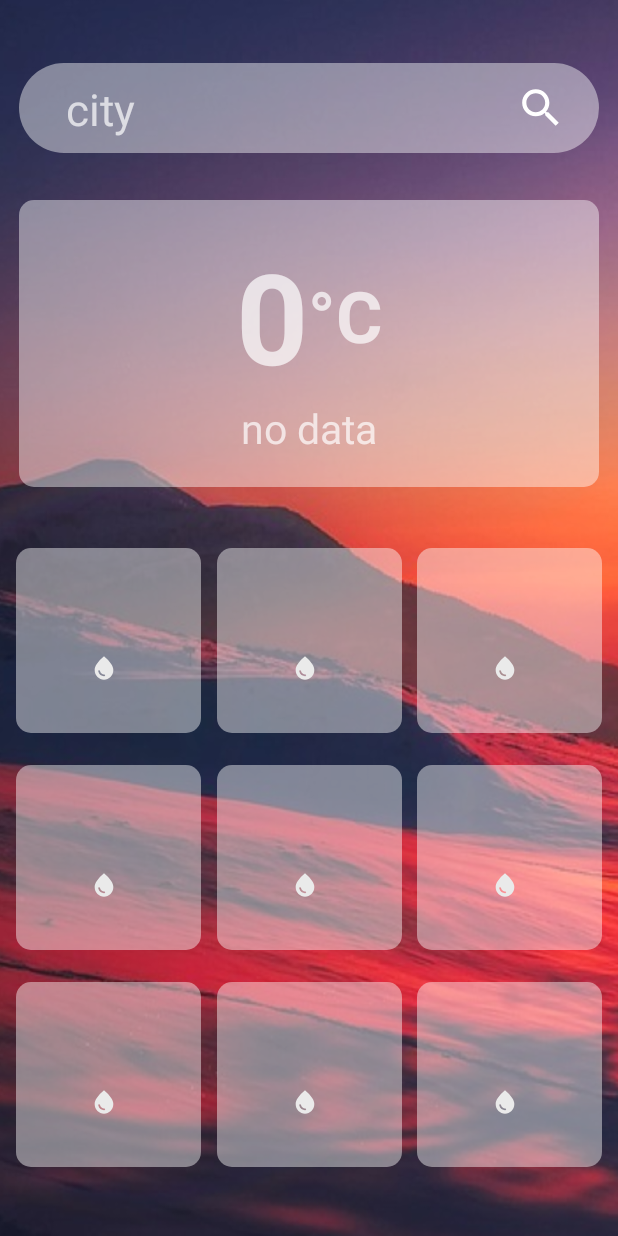
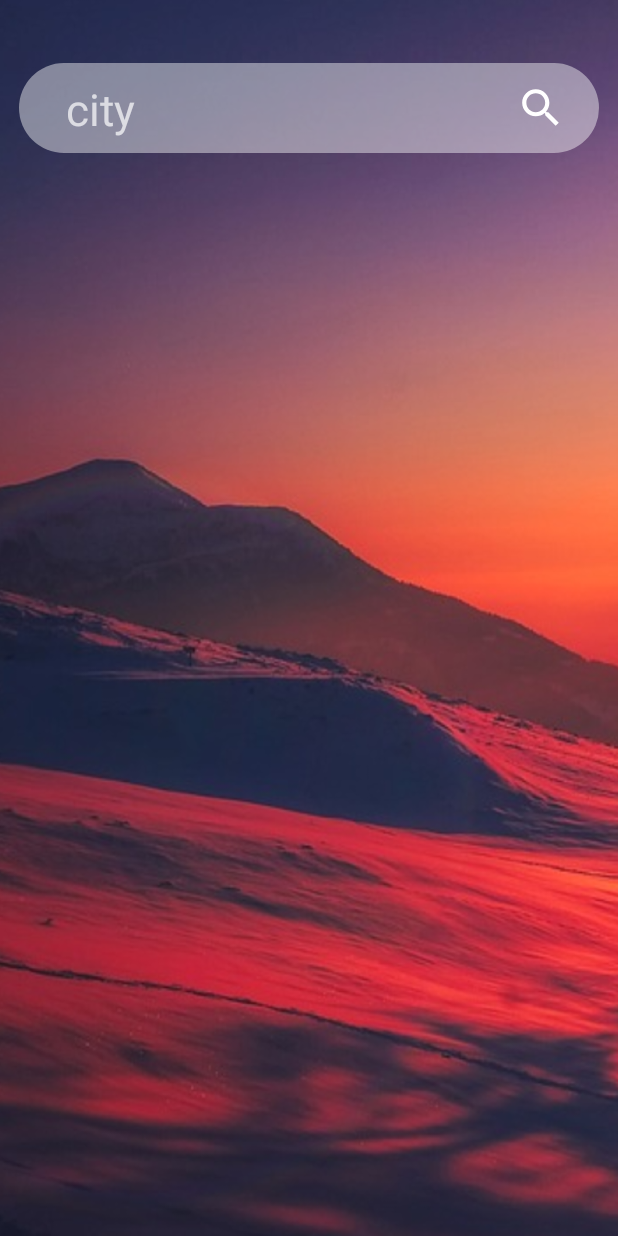
Before and after one commit to natalia-mus/SimpleWeatherApp, an Android app: the screen it shows after launch (MainActivity), on a phone screen of 412 x 824 dp. Run offline under Robolectric (Android 15) with nearby library versions, the phone set to English and light mode, and no system bars.

Commit message:
Tiles visible only when forecast data is available

```diff
--- a/app/src/main/java/com/example/simpleweatherapp/view/MainActivity.kt
+++ b/app/src/main/java/com/example/simpleweatherapp/view/MainActivity.kt
@@ -4,7 +4,6 @@ import android.os.Bundle
 import android.view.View
 import androidx.appcompat.app.AppCompatActivity
 import androidx.lifecycle.ViewModelProvider
-import com.bumptech.glide.Glide
 import com.example.simpleweatherapp.R
 import com.example.simpleweatherapp.model.Forecast
 import com.example.simpleweatherapp.viewmodel.MainActivityViewModel
@@ -26,6 +25,7 @@ class MainActivity : AppCompatActivity() {
 
         setListeners()
         setObservers()
+        updateView(false)
     }
 
     private fun getTimeZone(timeZoneMilliseconds: Long): String {
@@ -121,10 +121,26 @@ class MainActivity : AppCompatActivity() {
 
     private fun updateErrorInfo(status: Boolean) {
         if (status) {
+            updateView(true)
             error_label.visibility = View.GONE
+
         } else {
+            updateView(false)
             error_label.visibility = View.VISIBLE
         }
     }
 
+    private fun updateView(visible: Boolean) {
+        main_tile.visibility = if (visible) View.VISIBLE else View.GONE
+        humidity_tile.visibility = if (visible) View.VISIBLE else View.GONE
+        pressure_tile.visibility = if (visible) View.VISIBLE else View.GONE
+        feelsLike_tile.visibility = if (visible) View.VISIBLE else View.GONE
+        temperatureMin_tile.visibility = if (visible) View.VISIBLE else View.GONE
+        temperatureMax_tile.visibility = if (visible) View.VISIBLE else View.GONE
+        clouds_tile.visibility = if (visible) View.VISIBLE else View.GONE
+        wind_tile.visibility = if (visible) View.VISIBLE else View.GONE
+        sunrise_tile.visibility = if (visible) View.VISIBLE else View.GONE
+        sunset_tile.visibility = if (visible) View.VISIBLE else View.GONE
+    }
+
 }
--- a/app/src/main/res/layout/activity_main.xml
+++ b/app/src/main/res/layout/activity_main.xml
@@ -68,6 +68,7 @@
             android:visibility="gone" />
 
         <LinearLayout
+            android:id="@+id/main_tile"
             android:layout_width="match_parent"
             android:layout_height="wrap_content"
             android:layout_marginHorizontal="@dimen/main_activity_search_section_margin_horizontal"
```
